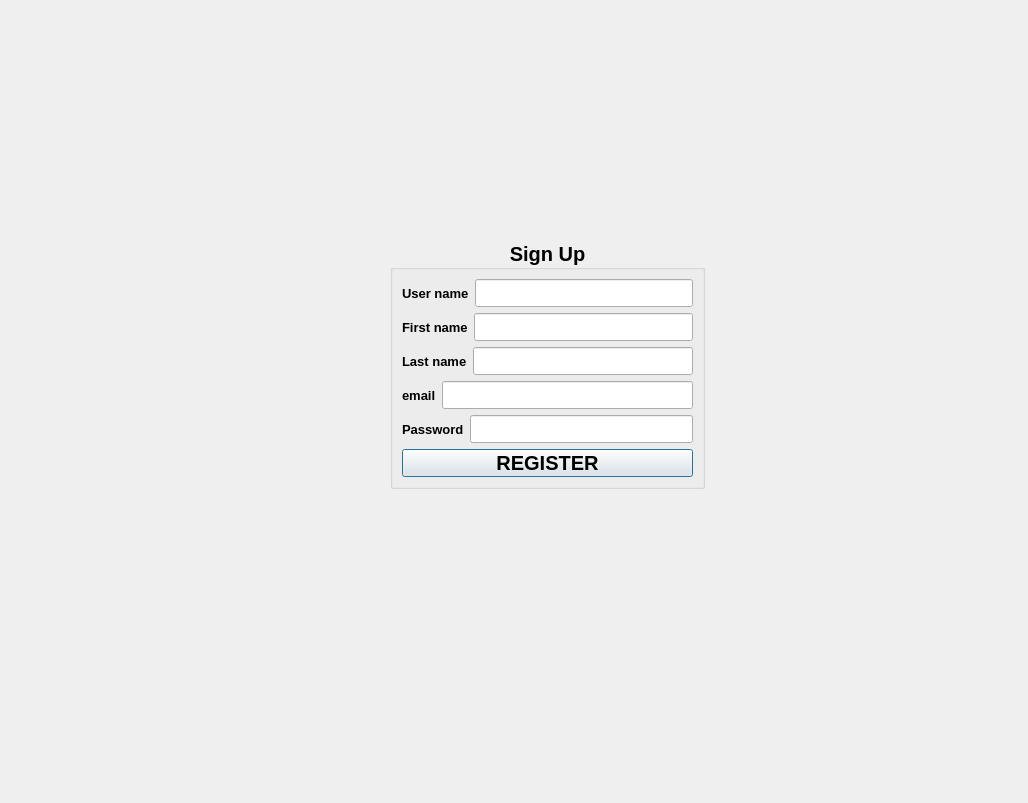
The window that QT_app/register.ui (SebastianSiclovan/QT-Fitness-application) describes before a commit, drawn with Qt 5.
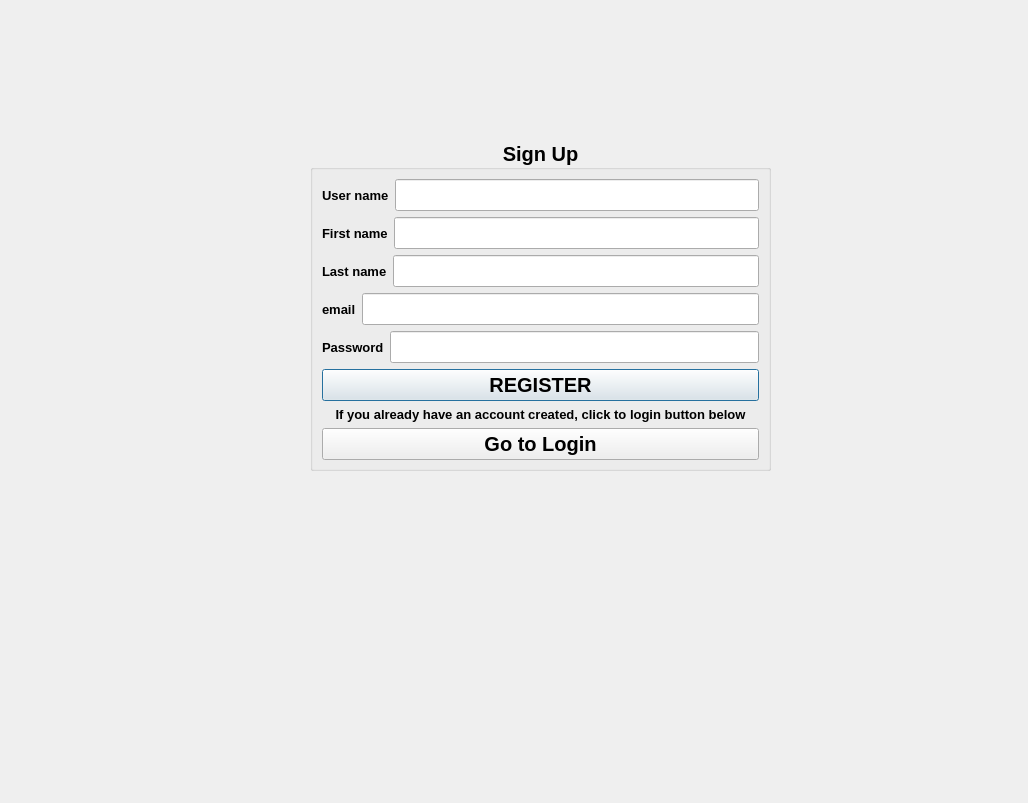
The same window after the commit.

Commit message: Update UI for register, fields adjustment, new button for redirect to login

Diff of the .ui file:
```diff
--- a/QT_app/register.ui
+++ b/QT_app/register.ui
@@ -16,10 +16,10 @@
   <widget class="QGroupBox" name="groupBox">
    <property name="geometry">
     <rect>
-     <x>390</x>
-     <y>240</y>
-     <width>315</width>
-     <height>249</height>
+     <x>310</x>
+     <y>140</y>
+     <width>461</width>
+     <height>331</height>
     </rect>
    </property>
    <property name="font">
@@ -131,7 +131,11 @@
        </widget>
       </item>
       <item>
-       <widget class="QLineEdit" name="lineEdit_password"/>
+       <widget class="QLineEdit" name="lineEdit_password">
+        <property name="echoMode">
+         <enum>QLineEdit::Password</enum>
+        </property>
+       </widget>
       </item>
      </layout>
     </item>
@@ -142,6 +146,35 @@
       </property>
      </widget>
     </item>
+    <item>
+     <widget class="QLabel" name="label">
+      <property name="font">
+       <font>
+        <pointsize>10</pointsize>
+        <bold>true</bold>
+       </font>
+      </property>
+      <property name="text">
+       <string>If you already have an account created, click to login button below</string>
+      </property>
+      <property name="alignment">
+       <set>Qt::AlignCenter</set>
+      </property>
+     </widget>
+    </item>
+    <item>
+     <widget class="QPushButton" name="pushButton_Login">
+      <property name="font">
+       <font>
+        <pointsize>15</pointsize>
+        <bold>true</bold>
+       </font>
+      </property>
+      <property name="text">
+       <string>Go to Login</string>
+      </property>
+     </widget>
+    </item>
    </layout>
   </widget>
  </widget>
```
